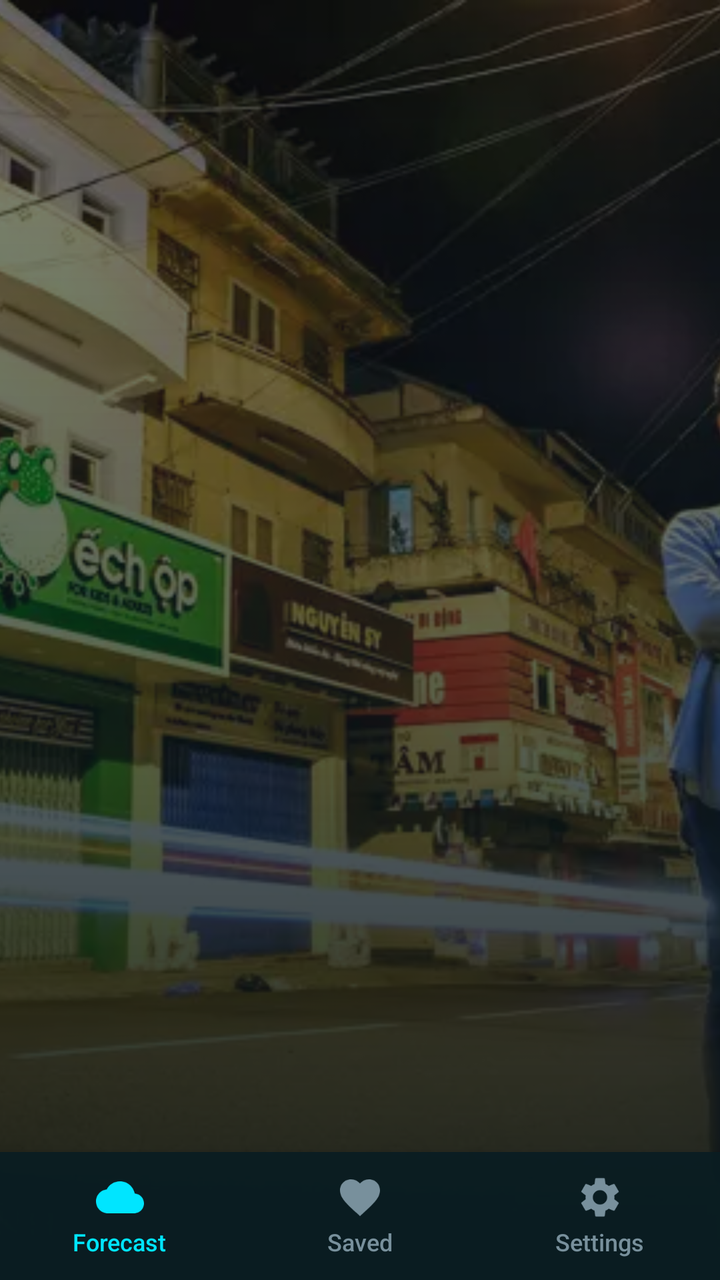
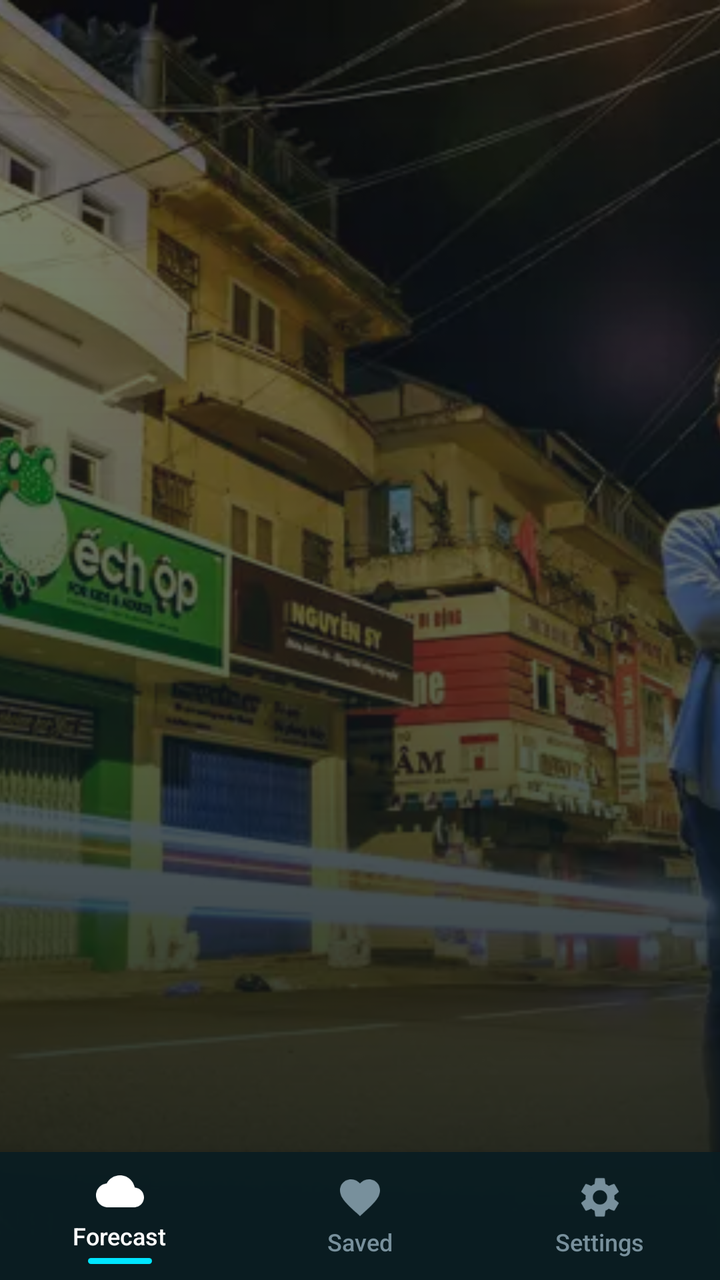

The first picture is an Android layout as it rendered before a commit; the second is the same layout after the commit. The layout source and the unified diff follow.
<!-- AndroidManifest.xml: application theme Theme.K3Weather -->
<!-- res/layout/activity_main.xml -->
<?xml version="1.0" encoding="utf-8"?>
<androidx.constraintlayout.widget.ConstraintLayout xmlns:android="http://schemas.android.com/apk/res/android"
    xmlns:app="http://schemas.android.com/apk/res-auto"
    android:id="@+id/rootContainer"
    android:layout_width="match_parent"
    android:layout_height="match_parent"
    android:background="@color/primary_dark_teal">

    
    <ImageView
        android:id="@+id/ivBackgroundPhoto"
        android:layout_width="0dp"
        android:layout_height="0dp"
        android:scaleType="centerCrop"
        android:src="@drawable/city_dalat"
        android:contentDescription="@null"
        app:layout_constraintTop_toTopOf="parent"
        app:layout_constraintBottom_toBottomOf="parent"
        app:layout_constraintStart_toStartOf="parent"
        app:layout_constraintEnd_toEndOf="parent" />

    
    <View
        android:id="@+id/viewWeatherOverlay"
        android:layout_width="0dp"
        android:layout_height="0dp"
        android:background="@drawable/bg_gradient_overlay"
        app:layout_constraintTop_toTopOf="parent"
        app:layout_constraintBottom_toBottomOf="parent"
        app:layout_constraintStart_toStartOf="parent"
        app:layout_constraintEnd_toEndOf="parent" />

    
    <FrameLayout
        android:id="@+id/fragmentContainer"
        android:layout_width="0dp"
        android:layout_height="0dp"
        app:layout_constraintTop_toTopOf="parent"
        app:layout_constraintBottom_toTopOf="@id/bottomNavBar"
        app:layout_constraintStart_toStartOf="parent"
        app:layout_constraintEnd_toEndOf="parent" />

    
    <FrameLayout
        android:id="@+id/searchContainer"
        android:layout_width="0dp"
        android:layout_height="0dp"
        android:visibility="gone"
        android:elevation="12dp"
        android:background="@color/primary_dark_teal"
        app:layout_constraintTop_toTopOf="parent"
        app:layout_constraintBottom_toBottomOf="parent"
        app:layout_constraintStart_toStartOf="parent"
        app:layout_constraintEnd_toEndOf="parent" />

    
    <LinearLayout
        android:id="@+id/bottomNavBar"
        android:layout_width="0dp"
        android:layout_height="64dp"
        android:orientation="horizontal"
        android:background="@color/nav_bar_bg"
        android:elevation="8dp"
        android:baselineAligned="false"
        app:layout_constraintBottom_toBottomOf="parent"
        app:layout_constraintStart_toStartOf="parent"
        app:layout_constraintEnd_toEndOf="parent">

        
        <LinearLayout
            android:id="@+id/tabForecast"
            android:layout_width="0dp"
            android:layout_height="match_parent"
            android:layout_weight="1"
            android:gravity="center"
            android:orientation="vertical"
            android:clickable="true"
            android:focusable="true"
            android:background="?attr/selectableItemBackgroundBorderless">

            <ImageView
                android:id="@+id/ivTabForecast"
                android:layout_width="24dp"
                android:layout_height="24dp"
                android:src="@drawable/ic_nav_forecast"
                app:tint="@color/accent_cyan"
                android:contentDescription="@string/tab_forecast" />

            <TextView
                android:id="@+id/tvTabForecast"
                android:layout_width="wrap_content"
                android:layout_height="wrap_content"
                android:layout_marginTop="2dp"
                android:text="@string/tab_forecast"
                android:textColor="@color/accent_cyan"
                android:textSize="12sp"
                android:fontFamily="sans-serif-medium" />
        </LinearLayout>

        
        <LinearLayout
            android:id="@+id/tabSaved"
            android:layout_width="0dp"
            android:layout_height="match_parent"
            android:layout_weight="1"
            android:gravity="center"
            android:orientation="vertical"
            android:clickable="true"
            android:focusable="true"
            android:background="?attr/selectableItemBackgroundBorderless">

            <ImageView
                android:id="@+id/ivTabSaved"
                android:layout_width="24dp"
                android:layout_height="24dp"
                android:src="@drawable/ic_nav_saved"
                app:tint="@color/text_muted"
                android:contentDescription="@string/tab_saved" />

            <TextView
                android:id="@+id/tvTabSaved"
                android:layout_width="wrap_content"
                android:layout_height="wrap_content"
                android:layout_marginTop="2dp"
                android:text="@string/tab_saved"
                android:textColor="@color/text_muted"
                android:textSize="12sp"
                android:fontFamily="sans-serif-medium" />
        </LinearLayout>

        
        <LinearLayout
            android:id="@+id/tabSettings"
            android:layout_width="0dp"
            android:layout_height="match_parent"
            android:layout_weight="1"
            android:gravity="center"
            android:orientation="vertical"
            android:clickable="true"
            android:focusable="true"
            android:background="?attr/selectableItemBackgroundBorderless">

            <ImageView
                android:id="@+id/ivTabSettings"
                android:layout_width="24dp"
                android:layout_height="24dp"
                android:src="@drawable/ic_nav_settings"
                app:tint="@color/text_muted"
                android:contentDescription="@string/tab_settings" />

            <TextView
                android:id="@+id/tvTabSettings"
                android:layout_width="wrap_content"
                android:layout_height="wrap_content"
                android:layout_marginTop="2dp"
                android:text="@string/tab_settings"
                android:textColor="@color/text_muted"
                android:textSize="12sp"
                android:fontFamily="sans-serif-medium" />
        </LinearLayout>
    </LinearLayout>

</androidx.constraintlayout.widget.ConstraintLayout>
<!-- resources referenced by this layout -->
<resources>
  <color name="accent_cyan">#00E5FF</color>
  <color name="nav_bar_bg">#F20A1D22</color>
  <color name="primary_dark_teal">#091A1F</color>
  <color name="text_muted">#78909C</color>
  <!-- drawable bg_gradient_overlay (drawable) -->
  <shape xmlns:android="http://schemas.android.com/apk/res/android"
      android:shape="rectangle">
      <gradient
          android:angle="270"
          android:startColor="#80061216"
          android:centerColor="#A6091A1F"
          android:endColor="#E6050E12"
          android:type="linear" />
  </shape>
  <!-- drawable city_dalat: webp bitmap (drawable, 56476 bytes) -->
  <!-- drawable ic_nav_forecast (drawable) -->
  <vector xmlns:android="http://schemas.android.com/apk/res/android"
      android:width="24dp"
      android:height="24dp"
      android:viewportWidth="24"
      android:viewportHeight="24">
      <path
          android:fillColor="#FFFFFF"
          android:pathData="M19.35,10.04C18.67,6.59 15.64,4 12,4 9.11,4 6.6,5.64 5.35,8.04 2.34,8.36 0,10.91 0,14c0,3.31 2.69,6 6,6h13c2.76,0 5,-2.24 5,-5 0,-2.64 -2.05,-4.78 -4.65,-4.96z"/>
  </vector>
  <!-- drawable ic_nav_saved (drawable) -->
  <vector xmlns:android="http://schemas.android.com/apk/res/android"
      android:width="24dp"
      android:height="24dp"
      android:viewportWidth="24"
      android:viewportHeight="24">
      <path
          android:fillColor="#FFFFFF"
          android:pathData="M12,21.35l-1.45,-1.32C5.4,15.36 2,12.28 2,8.5 2,5.42 4.42,3 7.5,3c1.74,0 3.41,0.81 4.5,2.09C13.09,3.81 14.76,3 16.5,3 19.58,3 22,5.42 22,8.5c0,3.78 -3.4,6.86 -8.55,11.54L12,21.35z"/>
  </vector>
  <!-- drawable ic_nav_settings (drawable) -->
  <vector xmlns:android="http://schemas.android.com/apk/res/android"
      android:width="24dp"
      android:height="24dp"
      android:viewportWidth="24"
      android:viewportHeight="24">
      <path
          android:fillColor="#FFFFFF"
          android:pathData="M19.14,12.94c0.04,-0.3 0.06,-0.61 0.06,-0.94 0,-0.32 -0.02,-0.64 -0.07,-0.94l2.03,-1.58c0.18,-0.14 0.23,-0.41 0.12,-0.61l-1.92,-3.32c-0.12,-0.22 -0.37,-0.29 -0.59,-0.22l-2.39,0.96c-0.5,-0.38 -1.03,-0.7 -1.62,-0.94l-0.36,-2.54c-0.04,-0.24 -0.24,-0.41 -0.48,-0.41h-3.84c-0.24,0 -0.43,0.17 -0.47,0.41l-0.36,2.54c-0.59,0.24 -1.13,0.57 -1.62,0.94l-2.39,-0.96c-0.22,-0.08 -0.47,0 -0.59,0.22L2.74,8.87c-0.12,0.21 -0.08,0.47 0.12,0.61l2.03,1.58c-0.05,0.3 -0.09,0.63 -0.09,0.94s0.02,0.64 0.07,0.94l-2.03,1.58c-0.18,0.14 -0.23,0.41 -0.12,0.61l1.92,3.32c0.12,0.22 0.37,0.29 0.59,0.22l2.39,-0.96c0.5,0.38 1.03,0.7 1.62,0.94l0.36,2.54c0.05,0.24 0.24,0.41 0.48,0.41h3.84c0.24,0 0.44,-0.17 0.47,-0.41l0.36,-2.54c0.59,-0.24 1.13,-0.56 1.62,-0.94l2.39,0.96c0.22,0.08 0.47,0 0.59,-0.22l1.92,-3.32c0.12,-0.22 0.07,-0.47 -0.12,-0.61l-2.01,-1.58zM12,15.6c-1.98,0 -3.6,-1.62 -3.6,-3.6s1.62,-3.6 3.6,-3.6 3.6,1.62 3.6,3.6 -1.62,3.6 -3.6,3.6z"/>
  </vector>
  <string name="tab_forecast">Forecast</string>
  <string name="tab_saved">Saved</string>
  <string name="tab_settings">Settings</string>
  <style name="Theme.K3Weather" parent="Theme.MaterialComponents.DayNight.NoActionBar">
          <item name="colorPrimary">@color/primary_teal</item>
          <item name="colorPrimaryVariant">@color/primary_dark_teal</item>
          <item name="colorSecondary">@color/accent_cyan</item>
          <item name="android:statusBarColor">@android:color/transparent</item>
          <item name="android:navigationBarColor">@color/nav_bar_bg</item>
          <item name="android:windowBackground">@color/primary_dark_teal</item>
          <item name="android:windowLightStatusBar">false</item>
      </style>
  <color name="primary_teal">#0F2C33</color>
</resources>

<!-- the commit's change to res/layout/activity_main.xml (unified diff, before → after) -->
@@ -83,7 +83,7 @@
                 android:layout_width="24dp"
                 android:layout_height="24dp"
                 android:src="@drawable/ic_nav_forecast"
-                app:tint="@color/accent_cyan"
+                app:tint="@android:color/white"
                 android:contentDescription="@string/tab_forecast" />
 
             <TextView
@@ -92,9 +92,17 @@
                 android:layout_height="wrap_content"
                 android:layout_marginTop="2dp"
                 android:text="@string/tab_forecast"
-                android:textColor="@color/accent_cyan"
+                android:textColor="@android:color/white"
                 android:textSize="12sp"
                 android:fontFamily="sans-serif-medium" />
+
+            <View
+                android:id="@+id/indicatorForecast"
+                android:layout_width="32dp"
+                android:layout_height="3dp"
+                android:layout_marginTop="3dp"
+                android:background="@drawable/bg_nav_indicator"
+                android:visibility="visible" />
         </LinearLayout>
 
         
@@ -126,6 +134,14 @@
                 android:textColor="@color/text_muted"
                 android:textSize="12sp"
                 android:fontFamily="sans-serif-medium" />
+
+            <View
+                android:id="@+id/indicatorSaved"
+                android:layout_width="32dp"
+                android:layout_height="3dp"
+                android:layout_marginTop="3dp"
+                android:background="@drawable/bg_nav_indicator"
+                android:visibility="gone" />
         </LinearLayout>
 
         
@@ -157,6 +173,14 @@
                 android:textColor="@color/text_muted"
                 android:textSize="12sp"
                 android:fontFamily="sans-serif-medium" />
+
+            <View
+                android:id="@+id/indicatorSettings"
+                android:layout_width="32dp"
+                android:layout_height="3dp"
+                android:layout_marginTop="3dp"
+                android:background="@drawable/bg_nav_indicator"
+                android:visibility="gone" />
         </LinearLayout>
     </LinearLayout>
 
<!-- resource entries referenced after the edit -->
@@ -13,6 +13,12 @@
           android:centerColor="#A6091A1F"
           android:endColor="#E6050E12"
           android:type="linear" />
+  </shape>
+  <!-- drawable bg_nav_indicator (drawable) -->
+  <shape xmlns:android="http://schemas.android.com/apk/res/android"
+      android:shape="rectangle">
+      <solid android:color="@color/accent_cyan" />
+      <corners android:radius="2dp" />
   </shape>
   <!-- drawable city_dalat: webp bitmap (drawable, 56476 bytes) -->
   <!-- drawable ic_nav_forecast (drawable) -->
